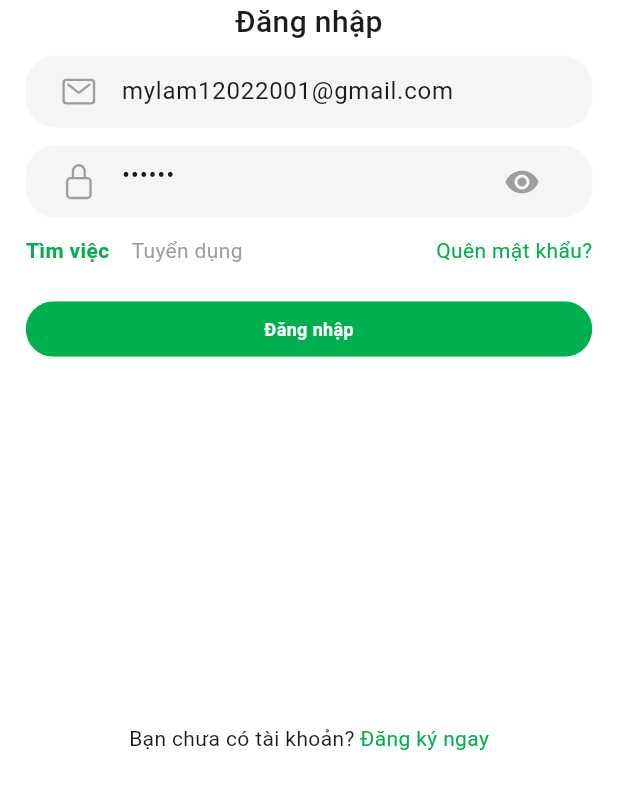
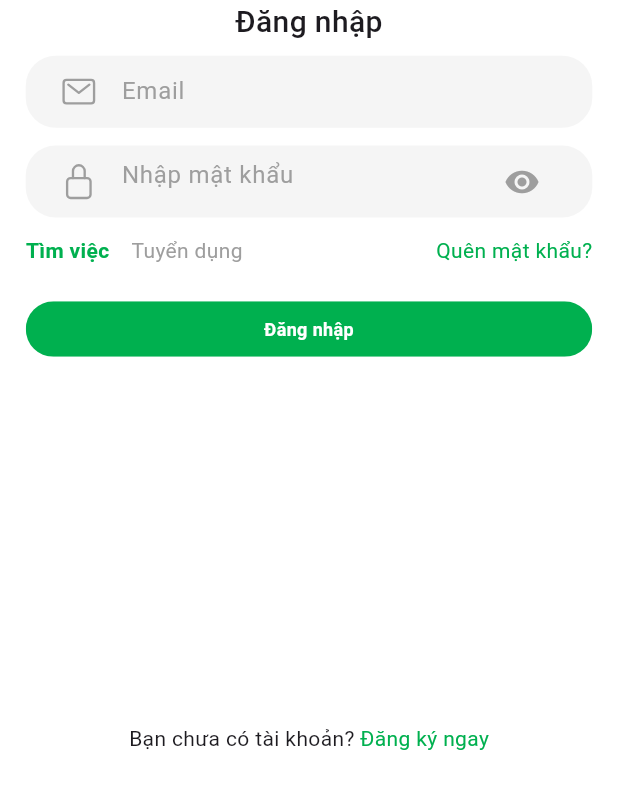
Before and after one commit to mydeptrai2107/jobcv_app, a Flutter app: the screen it shows after launch, on a phone screen of 412 x 824 dp, the part 429-1236 px from its top. Run offline on Flutter 3.47's test engine with Material 3 defaults, Android fonts, the phone set to English and light mode, and no system bars; our stand-ins replace cloud_firestore, elegant_notification, file_picker, firebase_auth, firebase_core, firebase_messaging and 18 more; missing offline and left inert: flutter_flushbar, money_input_formatter, string_similarity, syncfusion_flutter_pdfviewer, widgets_to_image; accounts and stored records are empty.

Commit message:
delete email mylam

```diff
--- a/lib/shared/presentations/login_register/login.dart
+++ b/lib/shared/presentations/login_register/login.dart
@@ -32,8 +32,6 @@ class _LoginScreenState extends State<LoginScreen> {
 
   @override
   void initState() {
-    emailController.text = 'mylam12022001@gmail.com';
-    passwordController.text = '123456';
     super.initState();
     initData();
   }
```
